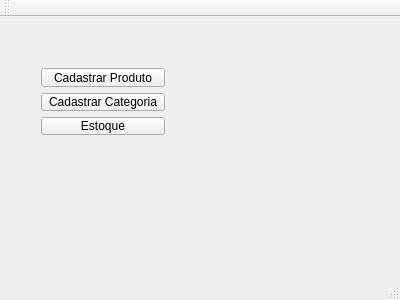
First picture: the form in mainwindow.ui, repository brunoabneves/Estoque-Agro, before the edit.
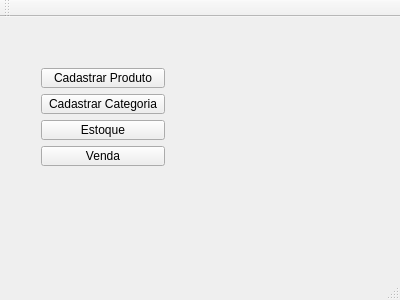
Second picture: the form after the edit.

Commit message: Tela de Vendas adicionada

```diff
--- a/mainwindow.ui
+++ b/mainwindow.ui
@@ -14,13 +14,13 @@
    <string>MainWindow</string>
   </property>
   <widget class="QWidget" name="centralWidget">
-   <widget class="QWidget" name="">
+   <widget class="QWidget" name="layoutWidget">
     <property name="geometry">
      <rect>
       <x>30</x>
       <y>40</y>
       <width>146</width>
-      <height>89</height>
+      <height>120</height>
      </rect>
     </property>
     <layout class="QVBoxLayout" name="verticalLayout">
@@ -45,6 +45,13 @@
        </property>
       </widget>
      </item>
+     <item>
+      <widget class="QPushButton" name="pBVenda">
+       <property name="text">
+        <string>Venda</string>
+       </property>
+      </widget>
+     </item>
     </layout>
    </widget>
   </widget>
```
The commit also changes 10 other files.
